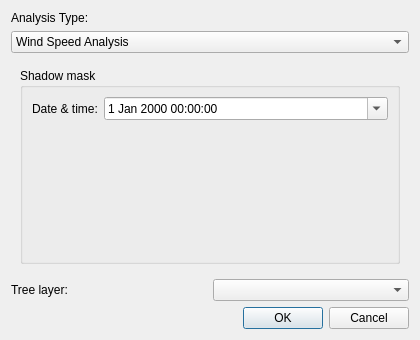
Before: the Qt Designer form infrared_city_gis/infrared_city_run_simulation_dialog.ui in Infrared-city/qgis-plugin, drawn with Qt 5.
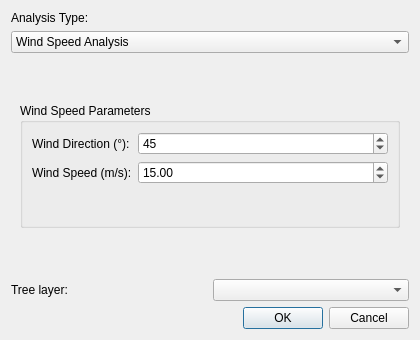
After: the same form once the commit is applied. The open tabs and pages were chosen to show the change.

Patch:
```diff
--- a/infrared_city_gis/infrared_city_run_simulation_dialog.ui
+++ b/infrared_city_gis/infrared_city_run_simulation_dialog.ui
@@ -449,33 +449,6 @@
        </item>
       </layout>
      </widget>
-     <widget class="QWidget" name="page_shadow_mask">
-      <layout class="QVBoxLayout" name="verticalLayoutSM">
-       <item>
-        <widget class="QGroupBox" name="group_shadow_mask">
-         <property name="title">
-          <string>Shadow mask</string>
-         </property>
-         <layout class="QFormLayout" name="formLayoutSM">
-          <item row="0" column="0">
-           <widget class="QLabel" name="label_datetime_sm">
-            <property name="text">
-             <string>Date &amp; time:</string>
-            </property>
-           </widget>
-          </item>
-          <item row="0" column="1">
-           <widget class="QDateTimeEdit" name="datetime_input_sm">
-            <property name="calendarPopup">
-            <bool>true</bool>
-            </property>
-           </widget>
-          </item>
-         </layout>
-        </widget>
-       </item>
-      </layout>
-     </widget>
     </widget>
    </item>
    <item>
```
Left out of the diff: 2 changed lines with no effect on the pictures.
